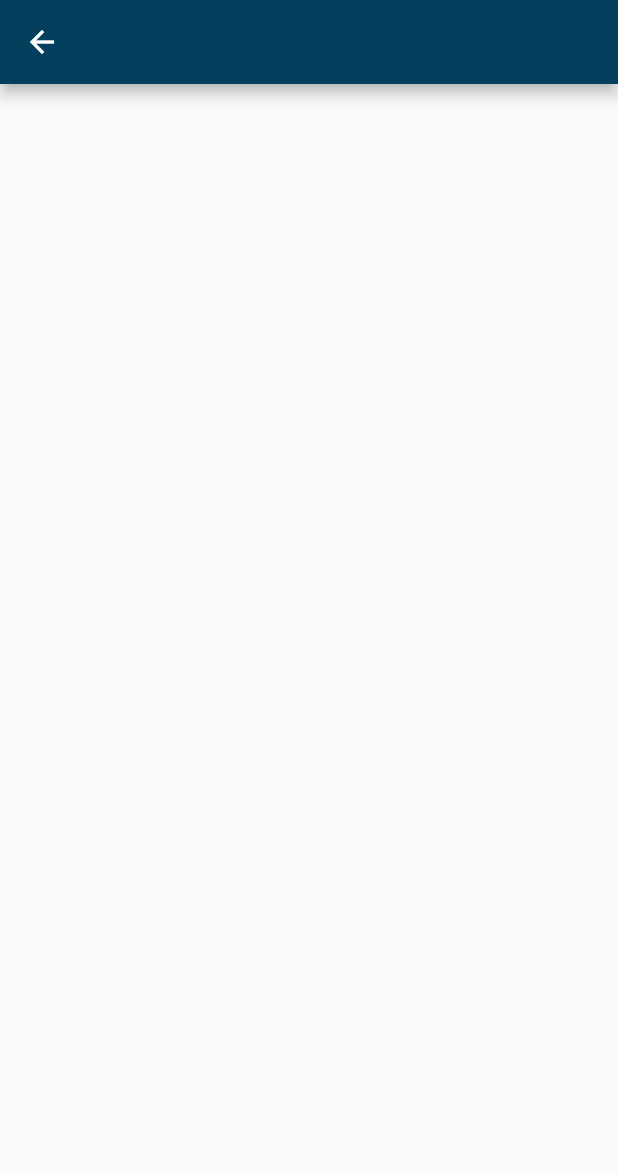
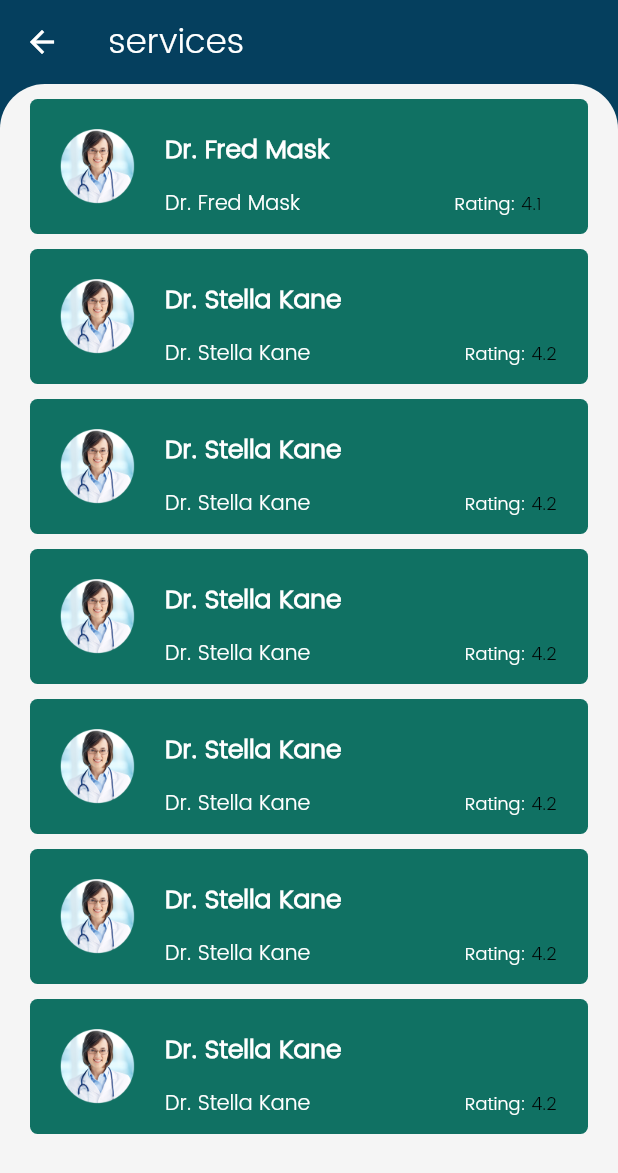
Before and after one commit to surajadkhari/dentalapp_UI, a Flutter app: the screen it shows after launch, after a tap on "See all", on a phone screen of 412 x 824 dp. Shown: the top 1173 px of the screen. Run offline on Flutter 3.47's test engine with Material 2 defaults, Android fonts, the phone set to English and light mode, and no system bars; network calls fail.

Commit message:
route for services

```diff
--- a/lib/main.dart
+++ b/lib/main.dart
@@ -12,6 +12,7 @@ class Myapp extends StatelessWidget {
     return MaterialApp(
       debugShowCheckedModeBanner: false,
       theme: ThemeData(primaryColor: Color(0xff053F5E)),
+
       home: HomePage(),
     );
   }
--- /dev/null
+++ b/lib/screen/doctordetail.dart
@@ -0,0 +1,15 @@
+import 'package:flutter/material.dart';
+
+class doctorDetail extends StatefulWidget {
+  @override
+  _doctorDetailState createState() => _doctorDetailState();
+}
+
+class _doctorDetailState extends State<doctorDetail> {
+  @override
+  Widget build(BuildContext context) {
+    return Scaffold(
+      appBar: AppBar(),
+    );
+  }
+}
--- a/lib/screen/home_pagey.dart
+++ b/lib/screen/home_pagey.dart
@@ -1,5 +1,5 @@
-import 'dart:html';
-
+import 'package:dentalapp_UI/screen/doctordetail.dart';
+import 'package:dentalapp_UI/screen/services.dart';
 import 'package:flutter/material.dart';
 import 'package:dentalapp_UI/screen/item_detail_page.dart';
 
@@ -148,7 +148,7 @@ class HomePageState extends State<HomePage> {
                 children: [
                   Container(
                     child: Text(
-                      'Category',
+                      'Services',
                       style: TextStyle(
                         color: Color(0xff363636),
                         fontSize: 20,
@@ -161,6 +161,13 @@ class HomePageState extends State<HomePage> {
                     margin: EdgeInsets.only(right: 20, top: 1),
                     child: Align(
                       alignment: Alignment.centerRight,
+                      child: GestureDetector(
+                        onTap: () {
+                          Navigator.push(
+                              context,
+                              MaterialPageRoute(
+                                  builder: (context) => ServicesDetail()));
+                        },
                         child: Text(
                           'See all',
                           style: TextStyle(
@@ -170,13 +177,14 @@ class HomePageState extends State<HomePage> {
                           ),
                         ),
                       ),
+                    ),
                   )
                 ],
               ),
             ),
             Container(
               height: 120,
-              margin: EdgeInsets.only(top: 20, left: 20),
+              margin: EdgeInsets.only(top: 10, left: 20),
               child: ListView(
                 scrollDirection: Axis.horizontal,
                 children: [
@@ -213,7 +221,7 @@ class HomePageState extends State<HomePage> {
                           Navigator.push(
                               context,
                               MaterialPageRoute(
-                                  builder: (context) => DoctorDetailPage()));
+                                  builder: (context) => doctorDetail()));
                         },
                         child: Text(
                           'See all',
--- a/lib/screen/item_detail_page.dart
+++ /dev/null
@@ -1,15 +0,0 @@
-import 'package:flutter/material.dart';
-
-class DoctorDetailPage extends StatefulWidget {
-  @override
-  _DoctorDetailPageState createState() => _DoctorDetailPageState();
-}
-
-class _DoctorDetailPageState extends State<DoctorDetailPage> {
-  @override
-  Widget build(BuildContext context) {
-    return Scaffold(
-      appBar: AppBar(),
-    );
-  }
-}
--- /dev/null
+++ b/lib/screen/services.dart
@@ -0,0 +1,256 @@
+import 'package:flutter/material.dart';
+
+class ServicesDetail extends StatefulWidget {
+  @override
+  State<StatefulWidget> createState() => ServicesDetailState();
+}
+
+class ServicesDetailState extends State<ServicesDetail> {
+  @override
+  Widget build(BuildContext context) {
+    return initScreen();
+  }
+
+  Widget initScreen() {
+    Size size = MediaQuery.of(context).size;
+    return Scaffold(
+      backgroundColor: Color(0xff053F5E),
+      appBar: appBarW(),
+      body: Container(
+        decoration: BoxDecoration(
+          color: Colors.grey[100],
+          borderRadius: BorderRadius.only(
+            topRight: Radius.circular(30),
+            topLeft: Radius.circular(30),
+          ),
+        ),
+        child: Column(
+          crossAxisAlignment: CrossAxisAlignment.start,
+          mainAxisAlignment: MainAxisAlignment.start,
+          children: [
+            Expanded(
+              child: Container(
+                margin: EdgeInsets.only(left: 20, right: 20),
+                child: ListView(
+                  children: [
+                    demoTopRatedDr(
+                      "images/doctor.png",
+                      "Dr. Fred Mask",
+                      "Heart surgen",
+                      "4.1",
+                      "",
+                    ),
+                    demoTopRatedDr(
+                      "images/doctor.png",
+                      "Dr. Stella Kane",
+                      "Bone Specialist",
+                      "4.2",
+                      "",
+                    ),
+                    demoTopRatedDr(
+                      "images/doctor.png",
+                      "Dr. Stella Kane",
+                      "Bone Specialist",
+                      "4.2",
+                      "",
+                    ),
+                    demoTopRatedDr(
+                      "images/doctor.png",
+                      "Dr. Stella Kane",
+                      "Bone Specialist",
+                      "4.2",
+                      "",
+                    ),
+                    demoTopRatedDr(
+                      "images/doctor.png",
+                      "Dr. Stella Kane",
+                      "Bone Specialist",
+                      "4.2",
+                      "",
+                    ),
+                    demoTopRatedDr(
+                      "images/doctor.png",
+                      "Dr. Stella Kane",
+                      "Bone Specialist",
+                      "4.2",
+                      "",
+                    ),
+                    demoTopRatedDr(
+                      "images/doctor.png",
+                      "Dr. Stella Kane",
+                      "Bone Specialist",
+                      "4.2",
+                      "",
+                    ),
+                  ],
+                ),
+              ),
+            )
+          ],
+        ),
+      ),
+    );
+  }
+
+//Appbar Widget
+  Widget appBarW() {
+    return AppBar(
+      title: Text(
+        "services",
+        style: TextStyle(
+          color: Colors.white,
+          fontSize: 23,
+          fontFamily: 'Poppins',
+          fontWeight: FontWeight.w500,
+        ),
+      ),
+      elevation: 0.0,
+      backgroundColor: Color(0xff053F5E),
+    );
+  }
+
+  Widget demoCategories(String img, String name, String drCount) {
+    return Container(
+      width: 100,
+      margin: EdgeInsets.only(right: 15),
+      decoration: BoxDecoration(
+        color: Color(0xff107163),
+        borderRadius: BorderRadius.circular(10),
+      ),
+      child: Column(
+        mainAxisAlignment: MainAxisAlignment.center,
+        crossAxisAlignment: CrossAxisAlignment.center,
+        children: [
+          Container(
+            child: Image.asset(img),
+          ),
+          Container(
+            margin: EdgeInsets.only(top: 10),
+            child: Text(
+              name,
+              style: TextStyle(
+                color: Colors.white,
+                fontSize: 13,
+                fontFamily: 'Poppins',
+                fontWeight: FontWeight.w500,
+              ),
+            ),
+          ),
+          Container(
+            margin: EdgeInsets.only(top: 10),
+            padding: EdgeInsets.all(7),
+            decoration: BoxDecoration(
+              color: Color(0xffd9fffa).withOpacity(0.07),
+              borderRadius: BorderRadius.circular(5),
+            ),
+            child: Text(
+              drCount,
+              style: TextStyle(
+                color: Colors.white,
+                fontSize: 8,
+                fontFamily: 'Poppins',
+              ),
+            ),
+          ),
+        ],
+      ),
+    );
+  }
+
+  Widget demoTopRatedDr(String img, String name, String speciality,
+      String rating, String distance) {
+    var size = MediaQuery.of(context).size;
+    return GestureDetector(
+      //page route
+      onTap: () {
+        // Navigator.push(context,
+        //     MaterialPageRoute(builder: (context) => DoctorDetailPage()));
+      },
+      child: Container(
+        height: 90,
+        // width: size.width,
+        margin: EdgeInsets.only(top: 10),
+        decoration: BoxDecoration(
+          color: Color(0xff107163),
+          borderRadius: BorderRadius.circular(5),
+        ),
+        child: Row(
+          mainAxisAlignment: MainAxisAlignment.start,
+          crossAxisAlignment: CrossAxisAlignment.start,
+          children: [
+            Container(
+              margin: EdgeInsets.only(left: 20),
+              height: 90,
+              width: 50,
+              child: Image.asset(img),
+            ),
+            Container(
+              margin: EdgeInsets.only(left: 20, top: 10),
+              child: Column(
+                crossAxisAlignment: CrossAxisAlignment.start,
+                mainAxisAlignment: MainAxisAlignment.start,
+                children: [
+                  Container(
+                    margin: EdgeInsets.only(top: 10),
+                    child: Text(
+                      name,
+                      style: TextStyle(
+                        color: Colors.white,
+                        fontSize: 17,
+                        fontFamily: 'Poppins',
+                        fontWeight: FontWeight.w700,
+                      ),
+                    ),
+                  ),
+                  Container(
+                    margin: EdgeInsets.only(top: 10),
+                    child: Row(
+                      children: [
+                        Text(
+                          name,
+                          style: TextStyle(
+                            color: Colors.white,
+                            fontFamily: 'Poppins',
+                            fontWeight: FontWeight.w300,
+                          ),
+                        ),
+                        Container(
+                          margin:
+                              EdgeInsets.only(top: 3, left: size.width * 0.25),
+                          child: Row(
+                            children: [
+                              Container(
+                                child: Text(
+                                  "Rating: ",
+                                  style: TextStyle(
+                                    color: Colors.white,
+                                    fontSize: 12,
+                                    fontFamily: 'Poppins',
+                                  ),
+                                ),
+                              ),
+                              Container(
+                                child: Text(
+                                  rating,
+                                  style: TextStyle(
+                                    color: Colors.black,
+                                    fontSize: 12,
+                                    fontFamily: 'Poppins',
+                                  ),
+                                ),
+                              )
+                            ],
+                          ),
+                        )
+                      ],
+                    ),
+                  ),
+                ],
+              ),
+            ),
+          ],
+        ),
+      ),
+    );
+  }
+}
```
Lines whose indentation alone changed are shown as unchanged.
